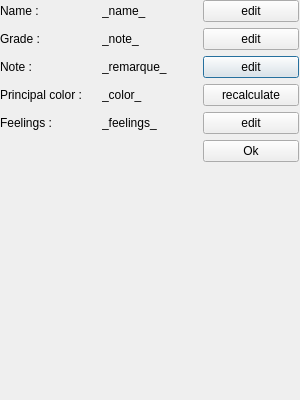
Before: the Qt Designer form filepropertieswindow.ui in ForestierL/ihm, drawn with Qt 5.
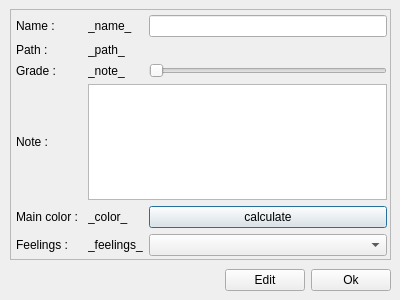
After: the same form once the commit is applied.

Commit message: Properties window + edit

Patch:
```diff
--- a/filepropertieswindow.ui
+++ b/filepropertieswindow.ui
@@ -6,140 +6,198 @@
    <rect>
     <x>0</x>
     <y>0</y>
-    <width>300</width>
-    <height>400</height>
+    <width>400</width>
+    <height>300</height>
    </rect>
   </property>
   <property name="windowTitle">
    <string>Dialog</string>
   </property>
-  <widget class="QWidget" name="verticalLayoutWidget">
+  <widget class="QScrollArea" name="scrollArea">
    <property name="geometry">
     <rect>
-     <x>-1</x>
-     <y>-1</y>
-     <width>301</width>
-     <height>401</height>
+     <x>10</x>
+     <y>9</y>
+     <width>381</width>
+     <height>251</height>
     </rect>
    </property>
-   <layout class="QVBoxLayout" name="verticalLayout">
-    <property name="sizeConstraint">
-     <enum>QLayout::SetMaximumSize</enum>
+   <property name="maximumSize">
+    <size>
+     <width>16777215</width>
+     <height>16777215</height>
+    </size>
+   </property>
+   <property name="horizontalScrollBarPolicy">
+    <enum>Qt::ScrollBarAlwaysOff</enum>
+   </property>
+   <property name="widgetResizable">
+    <bool>true</bool>
+   </property>
+   <widget class="QWidget" name="scrollAreaWidgetContents">
+    <property name="geometry">
+     <rect>
+      <x>0</x>
+      <y>0</y>
+      <width>379</width>
+      <height>249</height>
+     </rect>
     </property>
-    <property name="leftMargin">
-     <number>1</number>
+    <property name="minimumSize">
+     <size>
+      <width>0</width>
+      <height>0</height>
+     </size>
     </property>
-    <property name="topMargin">
-     <number>1</number>
+    <property name="maximumSize">
+     <size>
+      <width>400</width>
+      <height>16777215</height>
+     </size>
     </property>
-    <property name="rightMargin">
-     <number>1</number>
+    <property name="layoutDirection">
+     <enum>Qt::LeftToRight</enum>
     </property>
-    <property name="bottomMargin">
-     <number>1</number>
-    </property>
-    <item>
+    <widget class="QWidget" name="layoutWidget">
+     <property name="geometry">
+      <rect>
+       <x>0</x>
+       <y>0</y>
+       <width>381</width>
+       <height>251</height>
+      </rect>
+     </property>
      <layout class="QGridLayout" name="gridLayout">
+      <property name="sizeConstraint">
+       <enum>QLayout::SetNoConstraint</enum>
+      </property>
       <property name="leftMargin">
-       <number>0</number>
+       <number>5</number>
       </property>
       <property name="topMargin">
-       <number>0</number>
+       <number>5</number>
       </property>
       <property name="rightMargin">
-       <number>0</number>
+       <number>5</number>
       </property>
       <property name="bottomMargin">
-       <number>0</number>
+       <number>5</number>
       </property>
-      <item row="3" column="0">
-       <widget class="QLabel" name="label_4">
-        <property name="text">
-         <string>Principal color : </string>
-        </property>
-       </widget>
-      </item>
       <item row="4" column="1">
-       <widget class="QLabel" name="label_9">
-        <property name="text">
-         <string>_feelings_</string>
-        </property>
-       </widget>
-      </item>
-      <item row="2" column="2">
-       <widget class="QPushButton" name="pushButton_2">
-        <property name="text">
-         <string>edit</string>
-        </property>
-       </widget>
-      </item>
-      <item row="3" column="2">
-       <widget class="QPushButton" name="pushButton_3">
-        <property name="text">
-         <string>recalculate</string>
-        </property>
-       </widget>
-      </item>
-      <item row="4" column="2">
-       <widget class="QPushButton" name="pushButton_4">
-        <property name="text">
-         <string>edit</string>
-        </property>
-       </widget>
-      </item>
-      <item row="1" column="1">
-       <widget class="QLabel" name="label_6">
-        <property name="text">
-         <string>_note_</string>
-        </property>
-       </widget>
-      </item>
-      <item row="0" column="2">
-       <widget class="QPushButton" name="nameEdit">
-        <property name="text">
-         <string>edit</string>
-        </property>
-       </widget>
-      </item>
-      <item row="3" column="1">
-       <widget class="QLabel" name="label_8">
+       <widget class="QLabel" name="color">
         <property name="text">
          <string>_color_</string>
         </property>
+        <property name="margin">
+         <number>5</number>
+        </property>
        </widget>
       </item>
+      <item row="0" column="0">
+       <widget class="QLabel" name="label">
+        <property name="text">
+         <string>Name : </string>
+        </property>
+        <property name="wordWrap">
+         <bool>false</bool>
+        </property>
+        <property name="margin">
+         <number>5</number>
+        </property>
+       </widget>
+      </item>
+      <item row="0" column="2">
+       <widget class="QLineEdit" name="editName"/>
+      </item>
       <item row="2" column="0">
-       <widget class="QLabel" name="label_3">
-        <property name="text">
-         <string>Note : </string>
-        </property>
-       </widget>
-      </item>
-      <item row="1" column="0">
        <widget class="QLabel" name="label_2">
         <property name="text">
          <string>Grade : </string>
         </property>
+        <property name="wordWrap">
+         <bool>false</bool>
+        </property>
+        <property name="margin">
+         <number>5</number>
+        </property>
        </widget>
       </item>
-      <item row="1" column="2">
-       <widget class="QPushButton" name="pushButton">
+      <item row="3" column="0">
+       <widget class="QLabel" name="label_3">
         <property name="text">
-         <string>edit</string>
+         <string>Note : </string>
+        </property>
+        <property name="wordWrap">
+         <bool>false</bool>
+        </property>
+        <property name="margin">
+         <number>5</number>
+        </property>
+       </widget>
+      </item>
+      <item row="2" column="2">
+       <widget class="QSlider" name="editNote">
+        <property name="maximum">
+         <number>5</number>
+        </property>
+        <property name="orientation">
+         <enum>Qt::Horizontal</enum>
+        </property>
+       </widget>
+      </item>
+      <item row="4" column="2">
+       <widget class="QPushButton" name="editColor">
+        <property name="text">
+         <string>calculate</string>
+        </property>
+       </widget>
+      </item>
+      <item row="5" column="2">
+       <widget class="QComboBox" name="editFeelings"/>
+      </item>
+      <item row="5" column="1">
+       <widget class="QLabel" name="feelings">
+        <property name="text">
+         <string>_feelings_</string>
+        </property>
+        <property name="margin">
+         <number>5</number>
+        </property>
+       </widget>
+      </item>
+      <item row="5" column="0">
+       <widget class="QLabel" name="label_5">
+        <property name="text">
+         <string>Feelings : </string>
+        </property>
+        <property name="wordWrap">
+         <bool>false</bool>
+        </property>
+        <property name="margin">
+         <number>5</number>
+        </property>
+       </widget>
+      </item>
+      <item row="4" column="0">
+       <widget class="QLabel" name="label_4">
+        <property name="text">
+         <string>Main color : </string>
+        </property>
+        <property name="wordWrap">
+         <bool>false</bool>
+        </property>
+        <property name="margin">
+         <number>5</number>
         </property>
        </widget>
       </item>
       <item row="2" column="1">
        <widget class="QLabel" name="label_7">
         <property name="text">
-         <string>_remarque_</string>
+         <string>_note_</string>
         </property>
-       </widget>
-      </item>
-      <item row="0" column="0">
-       <widget class="QLabel" name="label">
-        <property name="text">
-         <string>Name : </string>
+        <property name="margin">
+         <number>5</number>
         </property>
        </widget>
       </item>
@@ -148,23 +206,96 @@
         <property name="text">
          <string>_name_</string>
         </property>
+        <property name="margin">
+         <number>5</number>
+        </property>
        </widget>
       </item>
-      <item row="4" column="0">
-       <widget class="QLabel" name="label_5">
+      <item row="1" column="0">
+       <widget class="QLabel" name="label_6">
         <property name="text">
-         <string>Feelings : </string>
+         <string>Path :</string>
         </property>
+        <property name="wordWrap">
+         <bool>false</bool>
+        </property>
+        <property name="margin">
+         <number>5</number>
+        </property>
        </widget>
       </item>
-      <item row="5" column="2">
-       <widget class="QPushButton" name="buttonOk">
+      <item row="1" column="1" colspan="2">
+       <widget class="QLabel" name="path">
         <property name="text">
-         <string>Ok</string>
+         <string>_path_</string>
+        </property>
+        <property name="margin">
+         <number>5</number>
+        </property>
+       </widget>
+      </item>
+      <item row="3" column="1" colspan="2">
+       <widget class="QTextEdit" name="description">
+        <property name="enabled">
+         <bool>true</bool>
+        </property>
+        <property name="readOnly">
+         <bool>true</bool>
         </property>
        </widget>
       </item>
      </layout>
+    </widget>
+   </widget>
+  </widget>
+  <widget class="QWidget" name="horizontalLayoutWidget">
+   <property name="geometry">
+    <rect>
+     <x>0</x>
+     <y>260</y>
+     <width>401</width>
+     <height>41</height>
+    </rect>
+   </property>
+   <layout class="QHBoxLayout" name="horizontalLayout">
+    <property name="leftMargin">
+     <number>5</number>
+    </property>
+    <property name="topMargin">
+     <number>5</number>
+    </property>
+    <property name="rightMargin">
+     <number>10</number>
+    </property>
+    <property name="bottomMargin">
+     <number>5</number>
+    </property>
+    <item>
+     <spacer name="horizontalSpacer">
+      <property name="orientation">
+       <enum>Qt::Horizontal</enum>
+      </property>
+      <property name="sizeHint" stdset="0">
+       <size>
+        <width>40</width>
+        <height>20</height>
+       </size>
+      </property>
+     </spacer>
+    </item>
+    <item>
+     <widget class="QPushButton" name="edit">
+      <property name="text">
+       <string>Edit</string>
+      </property>
+     </widget>
+    </item>
+    <item>
+     <widget class="QPushButton" name="ok">
+      <property name="text">
+       <string>Ok</string>
+      </property>
+     </widget>
     </item>
    </layout>
   </widget>
```
Left out of the diff: 23 changed lines with no effect on the pictures. The commit also changes 4 other files.
